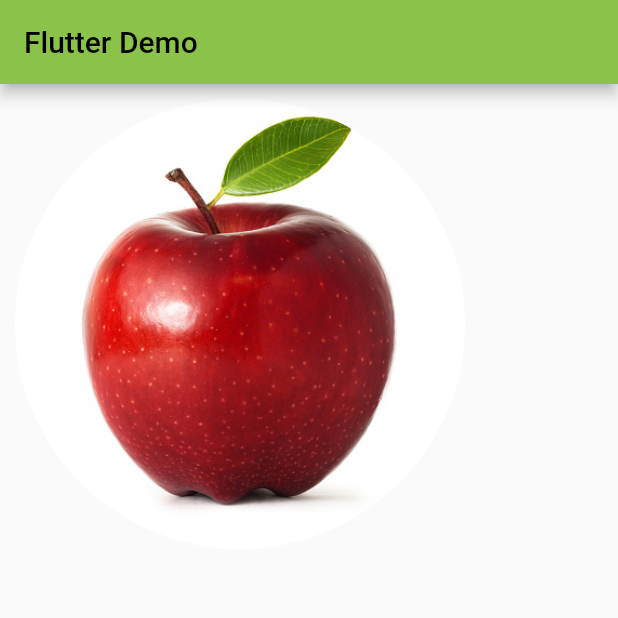
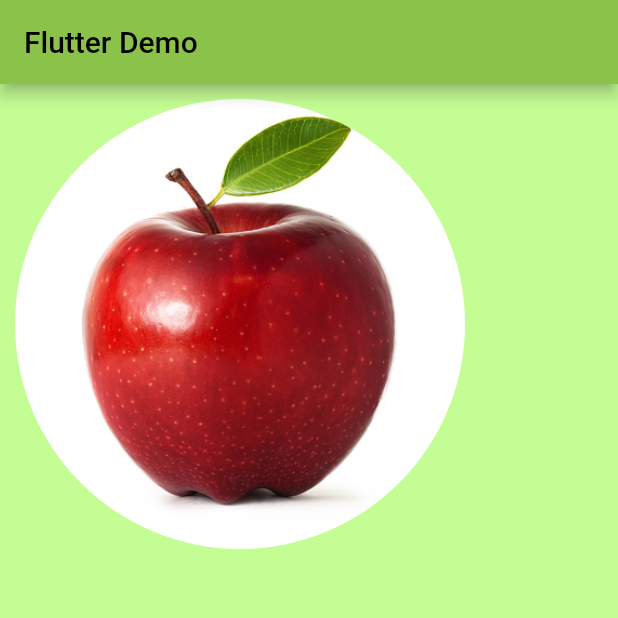
Before and after one commit to zhouqingwu/flutter_learn, a Flutter app: the screen it shows after launch, on a phone screen of 412 x 824 dp, the top half of it. Run offline on Flutter 3.47's test engine with Material 2 defaults, Android fonts, the phone set to English and light mode, and no system bars; generated files the repository leaves out were written again.

Commit message:
change scaffoldBackgroundColor 主题背景色更改

```diff
--- a/lib/main.dart
+++ b/lib/main.dart
@@ -33,6 +33,7 @@ class MyApps extends StatelessWidget {
       ),
       theme: ThemeData(
         primarySwatch: Colors.lightGreen,
+        scaffoldBackgroundColor: const Color.fromARGB(242, 193, 253, 141),
       ),
     );
   }
```
